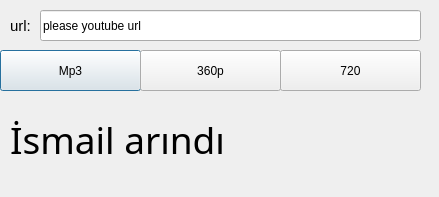
Qt form windows.ui (Duvar000/Video_dowloader-) before a commit.
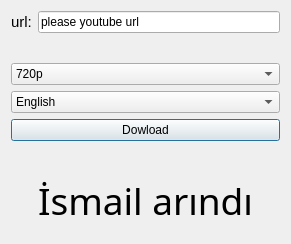
The same form after that commit.

Diff of the .ui file:
```diff
--- a/windows.ui
+++ b/windows.ui
@@ -6,102 +6,146 @@
    <rect>
     <x>0</x>
     <y>0</y>
-    <width>439</width>
-    <height>197</height>
+    <width>291</width>
+    <height>244</height>
    </rect>
   </property>
   <property name="windowTitle">
    <string>youtube dowloader</string>
   </property>
-  <widget class="QPushButton" name="pushButton_1">
-   <property name="geometry">
-    <rect>
-     <x>0</x>
-     <y>50</y>
-     <width>141</width>
-     <height>41</height>
-    </rect>
-   </property>
-   <property name="text">
-    <string>Mp3</string>
-   </property>
-  </widget>
-  <widget class="QPushButton" name="pushButton_2">
-   <property name="geometry">
-    <rect>
-     <x>140</x>
-     <y>50</y>
-     <width>141</width>
-     <height>41</height>
-    </rect>
-   </property>
-   <property name="text">
-    <string>360p</string>
-   </property>
-  </widget>
-  <widget class="QPushButton" name="pushButton_3">
-   <property name="geometry">
-    <rect>
-     <x>280</x>
-     <y>50</y>
-     <width>141</width>
-     <height>41</height>
-    </rect>
-   </property>
-   <property name="text">
-    <string>720</string>
-   </property>
-  </widget>
-  <widget class="QLineEdit" name="lineEdit">
-   <property name="geometry">
-    <rect>
-     <x>40</x>
-     <y>10</y>
-     <width>381</width>
-     <height>31</height>
-    </rect>
-   </property>
-   <property name="text">
-    <string>please youtube url</string>
-   </property>
-  </widget>
-  <widget class="QLabel" name="label">
-   <property name="geometry">
-    <rect>
-     <x>10</x>
-     <y>10</y>
-     <width>31</width>
-     <height>31</height>
-    </rect>
-   </property>
-   <property name="font">
-    <font>
-     <pointsize>11</pointsize>
-    </font>
-   </property>
-   <property name="text">
-    <string>url:</string>
-   </property>
-  </widget>
-  <widget class="QLabel" name="label_2">
-   <property name="geometry">
-    <rect>
-     <x>10</x>
-     <y>110</y>
-     <width>271</width>
-     <height>61</height>
-    </rect>
-   </property>
-   <property name="font">
-    <font>
-     <family>Noto Sans Lao</family>
-     <pointsize>28</pointsize>
-    </font>
-   </property>
-   <property name="text">
-    <string>İsmail arındı</string>
-   </property>
-  </widget>
+  <layout class="QVBoxLayout" name="verticalLayout_2">
+   <item>
+    <layout class="QHBoxLayout" name="horizontalLayout_3">
+     <item>
+      <widget class="QLabel" name="label">
+       <property name="font">
+        <font>
+         <pointsize>11</pointsize>
+        </font>
+       </property>
+       <property name="text">
+        <string>url:</string>
+       </property>
+      </widget>
+     </item>
+     <item>
+      <widget class="QLineEdit" name="lineEdit">
+       <property name="text">
+        <string>please youtube url</string>
+       </property>
+      </widget>
+     </item>
+    </layout>
+   </item>
+   <item>
+    <layout class="QVBoxLayout" name="verticalLayout">
+     <item>
+      <spacer name="verticalSpacer">
+       <property name="orientation">
+        <enum>Qt::Vertical</enum>
+       </property>
+       <property name="sizeHint" stdset="0">
+        <size>
+         <width>20</width>
+         <height>40</height>
+        </size>
+       </property>
+      </spacer>
+     </item>
+     <item>
+      <widget class="QComboBox" name="comboBox">
+       <item>
+        <property name="text">
+         <string>720p</string>
+        </property>
+       </item>
+       <item>
+        <property name="text">
+         <string>360p</string>
+        </property>
+       </item>
+       <item>
+        <property name="text">
+         <string>mp3</string>
+        </property>
+       </item>
+      </widget>
+     </item>
+     <item>
+      <widget class="QComboBox" name="comboBox_2">
+       <item>
+        <property name="text">
+         <string>English</string>
+        </property>
+       </item>
+      </widget>
+     </item>
+     <item>
+      <widget class="QPushButton" name="pushButton">
+       <property name="text">
+        <string>Dowload</string>
+       </property>
+      </widget>
+     </item>
+     <item>
+      <spacer name="verticalSpacer_2">
+       <property name="orientation">
+        <enum>Qt::Vertical</enum>
+       </property>
+       <property name="sizeHint" stdset="0">
+        <size>
+         <width>20</width>
+         <height>40</height>
+        </size>
+       </property>
+      </spacer>
+     </item>
+    </layout>
+   </item>
+   <item>
+    <layout class="QHBoxLayout" name="horizontalLayout_2">
+     <item>
+      <spacer name="horizontalSpacer">
+       <property name="orientation">
+        <enum>Qt::Horizontal</enum>
+       </property>
+       <property name="sizeHint" stdset="0">
+        <size>
+         <width>40</width>
+         <height>20</height>
+        </size>
+       </property>
+      </spacer>
+     </item>
+     <item>
+      <widget class="QLabel" name="label_2">
+       <property name="font">
+        <font>
+         <family>Noto Sans Lao</family>
+         <pointsize>28</pointsize>
+        </font>
+       </property>
+       <property name="text">
+        <string>İsmail arındı</string>
+       </property>
+      </widget>
+     </item>
+     <item>
+      <spacer name="horizontalSpacer_2">
+       <property name="orientation">
+        <enum>Qt::Horizontal</enum>
+       </property>
+       <property name="sizeHint" stdset="0">
+        <size>
+         <width>40</width>
+         <height>20</height>
+        </size>
+       </property>
+      </spacer>
+     </item>
+    </layout>
+   </item>
+  </layout>
  </widget>
  <resources/>
  <connections/>
```
